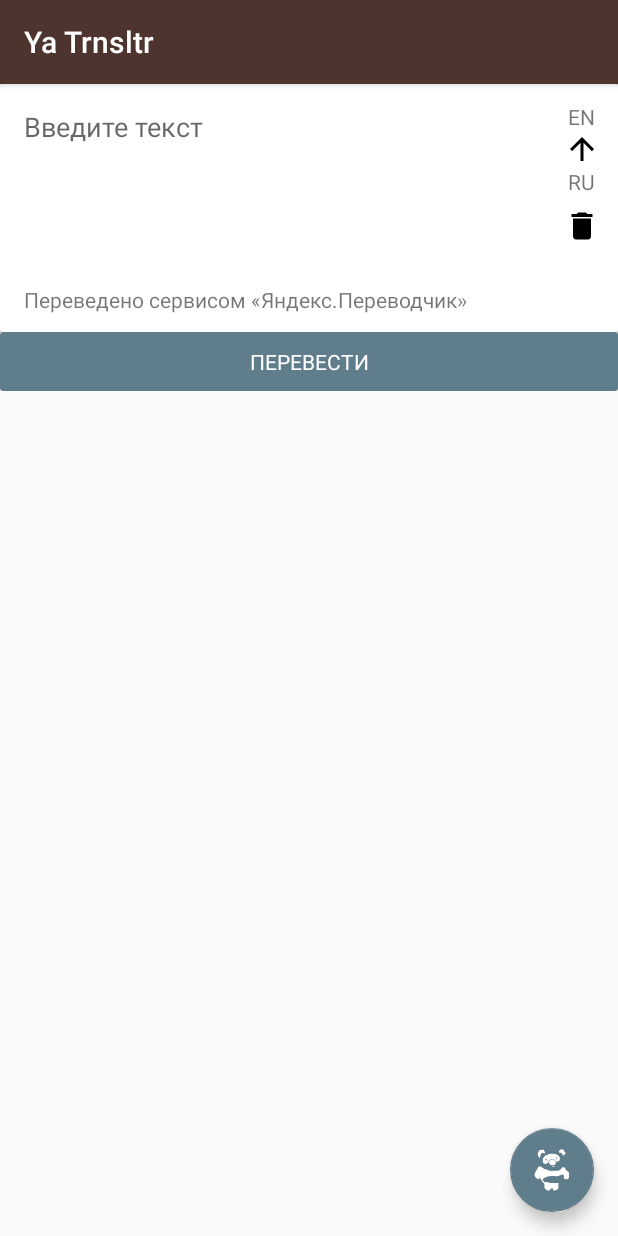
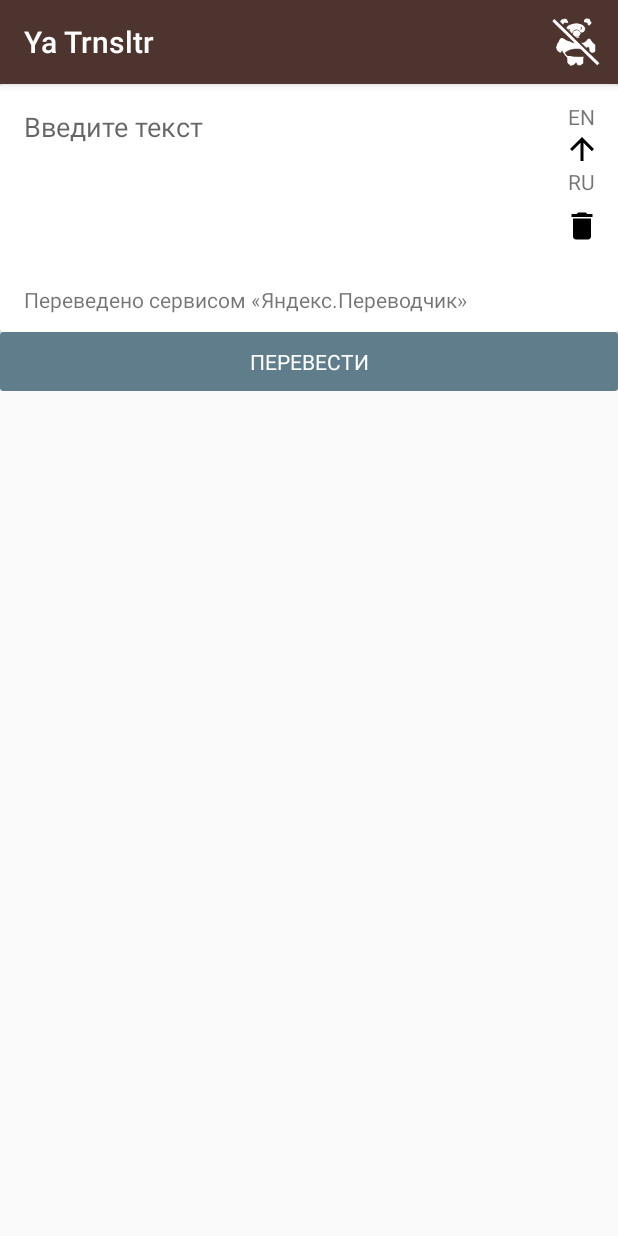
Before and after one commit to 3DRing/StonedTranslator, an Android app: the screen it shows after launch (MainActivity), on a phone screen of 412 x 824 dp. Run offline under Robolectric (Android 15) with nearby library versions, the phone set to English and light mode, and no system bars; our stand-ins replace ButterKnife; libraries missing offline, so code that uses them is left out: io.realm, rx.subscriptions; 11 statements that could not run were skipped.

Commit message:
changing mode on option menu button click, hiding floating action button

```diff
--- a/app/src/main/java/com/ringov/yatrnsltr/common_module/view/MainActivity.java
+++ b/app/src/main/java/com/ringov/yatrnsltr/common_module/view/MainActivity.java
@@ -6,6 +6,9 @@
 import android.support.v4.app.Fragment;
 import android.support.v4.app.FragmentManager;
 import android.support.v7.app.AppCompatActivity;
+import android.view.Menu;
+import android.view.MenuInflater;
+import android.view.MenuItem;
 import android.view.View;
 import android.widget.ImageView;
 
@@ -29,6 +32,8 @@
     FloatingActionButton mFabStonedMode;
     CommonPresenter mPresenter;
 
+    private boolean stonedModeEnabled;
+
     @OnClick(R.id.fab_stoned_mode)
     void onStonedModeChangeClick() {
         mPresenter.onStonedModeChangedClicked();
@@ -46,6 +51,26 @@
 
         initializeFragments();
         mPresenter = providePresenter();
+    }
+
+    @Override
+    public boolean onCreateOptionsMenu(Menu menu) {
+        MenuInflater inflater = getMenuInflater();
+        if (stonedModeEnabled) {
+            inflater.inflate(R.menu.stoned_menu_true, menu);
+        } else {
+            inflater.inflate(R.menu.stoned_menu_false, menu);
+        }
+
+        return super.onCreateOptionsMenu(menu);
+    }
+
+    @Override
+    public boolean onOptionsItemSelected(MenuItem item) {
+        if (item.getItemId() == R.id.menu_stoned_mode) {
+            mPresenter.onStonedModeChangedClicked();
+        }
+        return super.onOptionsItemSelected(item);
     }
 
     private void initializeFragments() {
@@ -91,8 +116,11 @@
 
     @Override
     public void setStonedMode(boolean enable) {
+        stonedModeEnabled = enable;
         mFabStonedMode.setImageResource(enable ? R.mipmap.mipmap_stoned_bear_white_true
                 : R.mipmap.mipmap_stoned_bear_white_false);
         mIvBear.setVisibility(enable ? View.VISIBLE : View.INVISIBLE);
+
+        invalidateOptionsMenu(); // redraw options menu in top-right corner
     }
 }
--- a/app/src/main/res/layout/activity_main.xml
+++ b/app/src/main/res/layout/activity_main.xml
@@ -11,6 +11,7 @@
         android:layout_gravity="bottom|right"
         android:layout_margin="16dp"
         android:clickable="true"
+        android:visibility="gone"
         app:fabSize="normal"
         app:srcCompat="@mipmap/mipmap_stoned_bear_white_true" />
 
--- /dev/null
+++ b/app/src/main/res/menu/stoned_menu_false.xml
@@ -0,0 +1,9 @@
+<?xml version="1.0" encoding="utf-8"?>
+<menu xmlns:android="http://schemas.android.com/apk/res/android"
+    xmlns:app="http://schemas.android.com/apk/res-auto">
+    <item
+        android:id="@+id/menu_stoned_mode"
+        android:icon="@drawable/ic_stoned_bear_white_false"
+        android:title=""
+        app:showAsAction="always" />
+</menu>
--- /dev/null
+++ b/app/src/main/res/menu/stoned_menu_true.xml
@@ -0,0 +1,9 @@
+<?xml version="1.0" encoding="utf-8"?>
+<menu xmlns:android="http://schemas.android.com/apk/res/android"
+    xmlns:app="http://schemas.android.com/apk/res-auto">
+    <item
+        android:id="@+id/menu_stoned_mode"
+        android:icon="@drawable/ic_stoned_bear_white_true"
+        android:title=""
+        app:showAsAction="always" />
+</menu>
```
